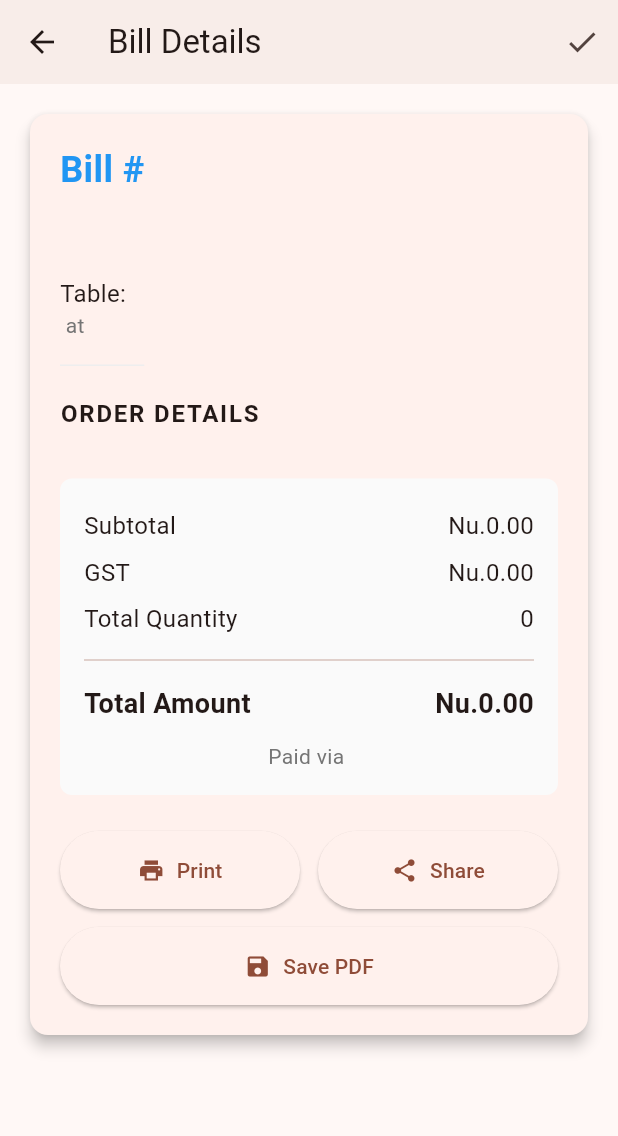
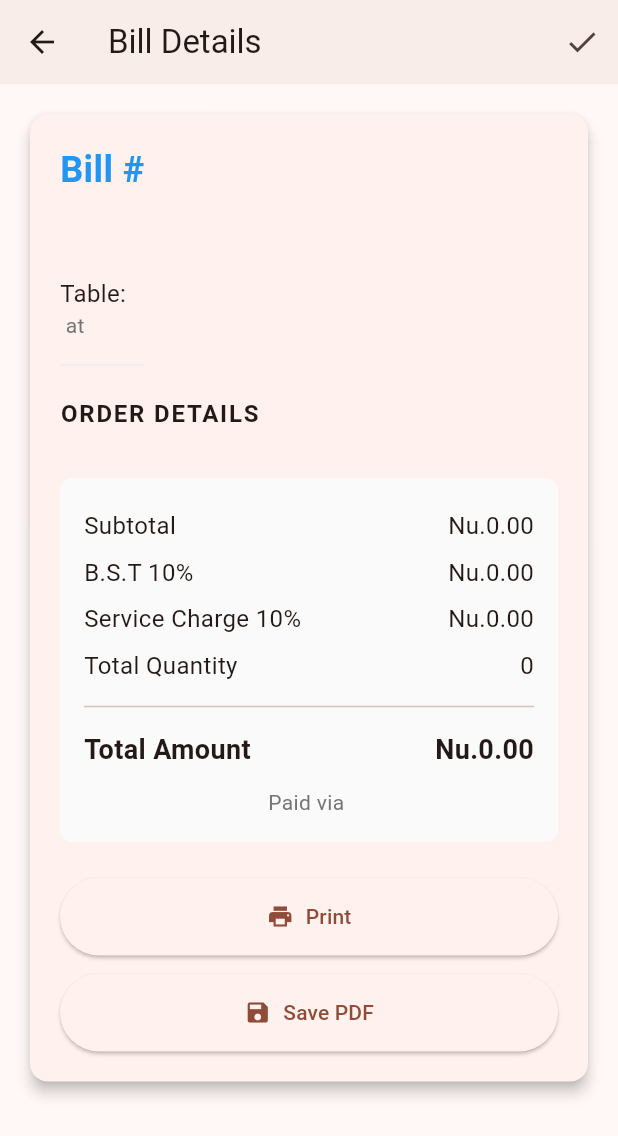
Before and after one commit to CoderKinley/flutter_app_restaurent_pos, a Flutter app: the ProceedPaymentBill screen opened directly with empty values, after a tap on "Print", on a phone screen of 412 x 824 dp. Shown: the top 1136 px of the screen. Run offline on Flutter 3.47's test engine with Material 3 defaults, Android fonts, the phone set to English and light mode, and no system bars; our stand-ins replace bloc, equatable, flutter_bloc, image_picker, pdf, permission_handler and 2 more; accounts and stored records are empty.

Commit message:
Added the hold order ticket logic and proceed payment and changed the code to support the printer automatically

```diff
--- a/lib/views/pages/proceed page/proceed_payment_bill.dart
+++ b/lib/views/pages/proceed page/proceed_payment_bill.dart
@@ -45,7 +45,7 @@ class ProceedPaymentBill extends StatelessWidget {
 
     pdf.addPage(
       pw.Page(
-        pageFormat: PdfPageFormat.roll57,
+        pageFormat: PdfPageFormat.roll80,
         build: (pw.Context context) => pw.Column(
           crossAxisAlignment: pw.CrossAxisAlignment.center,
           children: [
@@ -55,8 +55,8 @@ class ProceedPaymentBill extends StatelessWidget {
               children: [
                 // Left: Logo
                 pw.Container(
-                  width: 50,
-                  height: 50,
+                  width: 100,
+                  height: 100,
                   child: pw.Image(pw.MemoryImage(logoBytes)),
                 ),
                 // Right: Business Details
@@ -356,7 +356,10 @@ class ProceedPaymentBill extends StatelessWidget {
                       children: [
                         _buildSummaryRow(
                             "Subtotal", "Nu.${subTotal.toStringAsFixed(2)}"),
-                        _buildSummaryRow("GST", "Nu.${gst.toStringAsFixed(2)}"),
+                        _buildSummaryRow("B.S.T 10%",
+                            "Nu.${(subTotal * 0.1).toStringAsFixed(2)}"),
+                        _buildSummaryRow("Service Charge 10%",
+                            "Nu.${(subTotal * 0.1).toStringAsFixed(2)}"),
                         _buildSummaryRow(
                             "Total Quantity", totalQuantity.toString()),
                         const Divider(height: 24),
@@ -374,25 +377,25 @@ class ProceedPaymentBill extends StatelessWidget {
                   const SizedBox(height: 24),
                   Row(
                     children: [
+                      // Expanded(
+                      //   child: ElevatedButton.icon(
+                      //     icon: const Icon(Icons.print),
+                      //     label: const Text("Print"),
+                      //     onPressed: () async {
+                      //       final pdfData = await _generatePdf();
+                      //       await Printing.layoutPdf(
+                      //           onLayout: (format) async => pdfData);
+                      //     },
+                      //     style: ElevatedButton.styleFrom(
+                      //       padding: const EdgeInsets.all(16),
+                      //     ),
+                      //   ),
+                      // ),
+                      // const SizedBox(width: 12),
                       Expanded(
                         child: ElevatedButton.icon(
                           icon: const Icon(Icons.print),
                           label: const Text("Print"),
-                          onPressed: () async {
-                            final pdfData = await _generatePdf();
-                            await Printing.layoutPdf(
-                                onLayout: (format) async => pdfData);
-                          },
-                          style: ElevatedButton.styleFrom(
-                            padding: const EdgeInsets.all(16),
-                          ),
-                        ),
-                      ),
-                      const SizedBox(width: 12),
-                      Expanded(
-                        child: ElevatedButton.icon(
-                          icon: const Icon(Icons.share),
-                          label: const Text("Share"),
                           onPressed: () async {
                             final pdfData = await _generatePdf();
                             await Printing.sharePdf(
--- a/pubspec.yaml
+++ b/pubspec.yaml
@@ -43,9 +43,10 @@ dependencies:
   permission_handler: ^11.3.1
   image_picker: ^1.1.2
   uuid: ^4.5.1
-  printing: ^5.11.0
+  printing: ^5.14.2
   pdf: ^3.10.4
   connectivity_plus: ^6.1.3
+  open_filex: ^4.7.0
 
 dev_dependencies:
   flutter_test:
```
Also changed, not shown: lib/views/pages/Hold Order/hold_order_ticket.dart (+40 -8 lines), lib/views/pages/sales_page.dart (+12 -8 lines), pubspec.lock.
